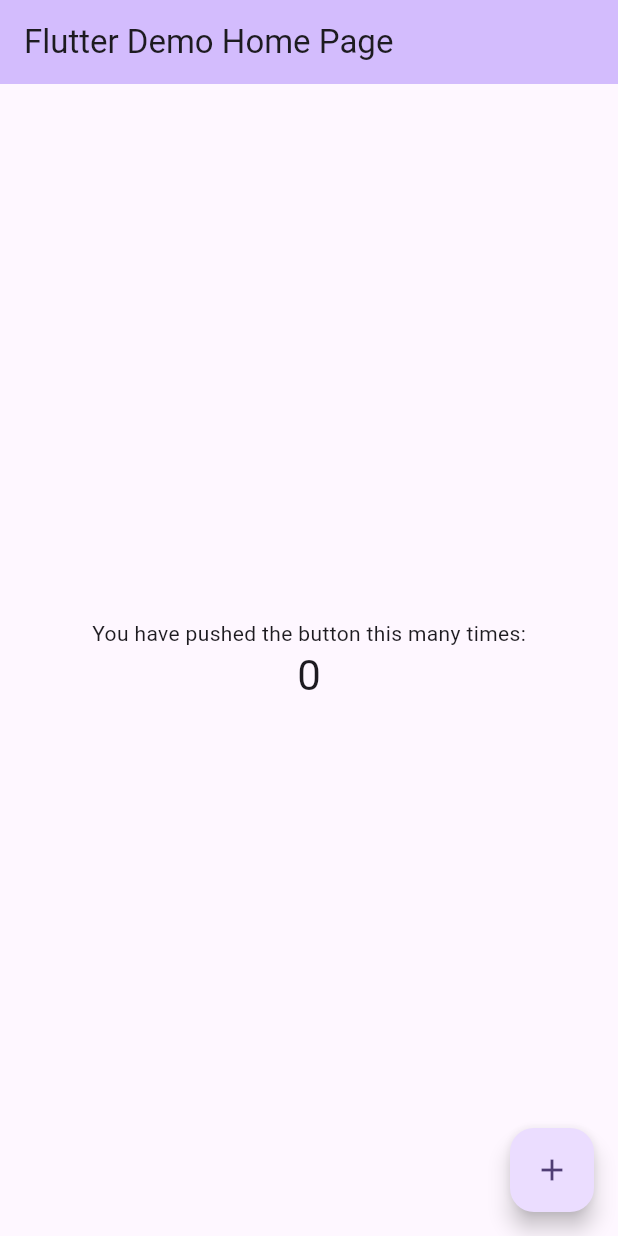
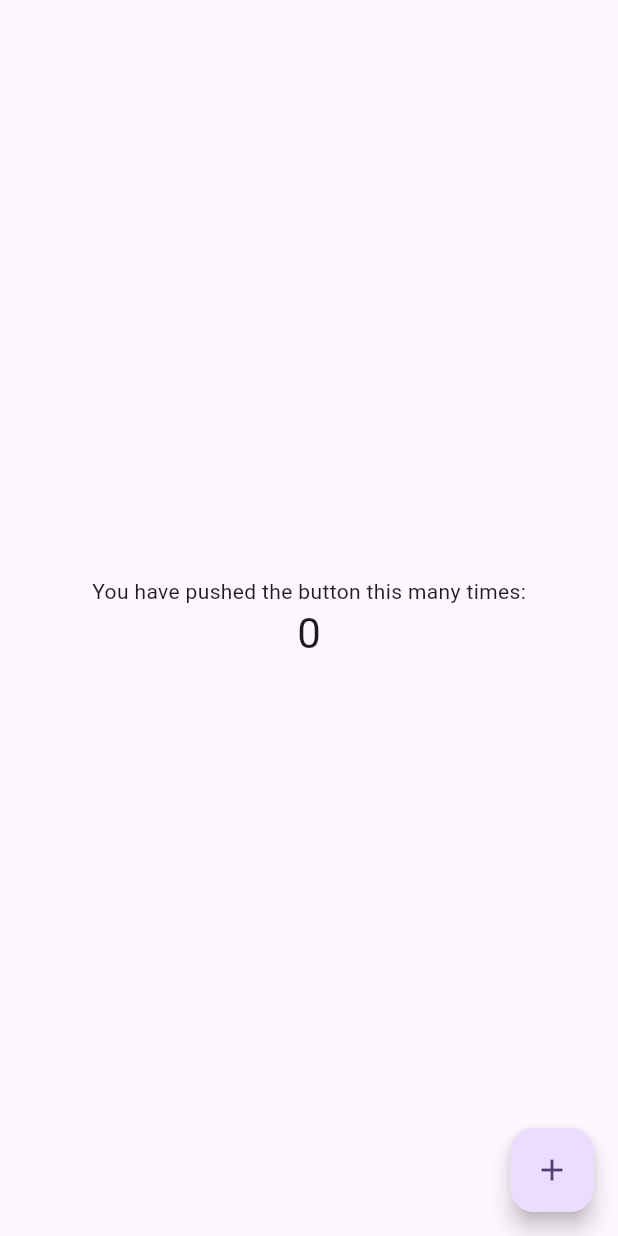
Before and after one commit to Pankaj1662005/github_course, a Flutter app: the screen it shows after launch, on a phone screen of 412 x 824 dp. Run offline on Flutter 3.47's test engine with Material 3 defaults, Android fonts, the phone set to English and light mode, and no system bars.

Commit message:
version2 : added files and updated .ymal

```diff
--- a/lib/main.dart
+++ b/lib/main.dart
@@ -77,15 +77,7 @@ class _MyHomePageState extends State<MyHomePage> {
     // fast, so that you can just rebuild anything that needs updating rather
     // than having to individually change instances of widgets.
     return Scaffold(
-      appBar: AppBar(
-        // TRY THIS: Try changing the color here to a specific color (to
-        // Colors.amber, perhaps?) and trigger a hot reload to see the AppBar
-        // change color while the other colors stay the same.
-        backgroundColor: Theme.of(context).colorScheme.inversePrimary,
-        // Here we take the value from the MyHomePage object that was created by
-        // the App.build method, and use it to set our appbar title.
-        title: Text(widget.title),
-      ),
+
       body: Center(
         // Center is a layout widget. It takes a single child and positions it
         // in the middle of the parent.
```
Also changed, not shown: lib/home.dart (added).
